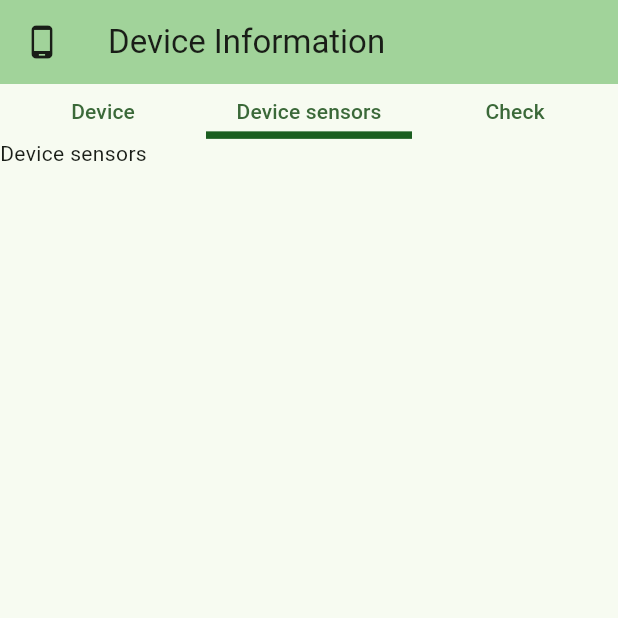
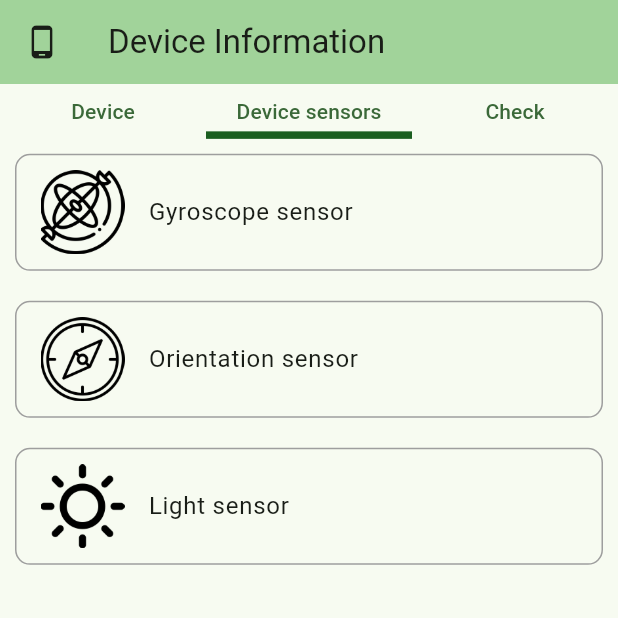
Before and after one commit to fong231/Device-Information, a Flutter app: the screen it shows after launch, swiped to page 2, on a phone screen of 412 x 824 dp, the top half of it. Run offline on Flutter 3.47's test engine with Material 3 defaults, Android fonts, the phone set to English and light mode, and no system bars; our stand-ins replace fl_chart; missing offline and left inert: gyroscope_sensor_plugin, light_sensor_plugin, orientation_sensor_plugin.

Commit message:
finished device sensor

```diff
--- /dev/null
+++ b/lib/device_sensor.dart
@@ -0,0 +1,79 @@
+import 'package:flutter/material.dart';
+
+import 'gyroscope.dart';
+import 'light.dart';
+import 'orientation.dart';
+
+class SensorsScreen extends StatelessWidget {
+  const SensorsScreen({super.key});
+
+  @override
+  Widget build(BuildContext context) {
+    return Column(
+      children: [
+        GestureDetector(
+          onTap: () {
+            Navigator.push(
+              context,
+              MaterialPageRoute(builder: (context) => const GyroscopeScreen()),
+            );
+          },
+          child: SensorWidget(
+            sensorName: "Gyroscope sensor",
+            sensorImage: Image.asset("assets/images/gyroscope.png"),
+          ),
+        ),
+        GestureDetector(
+          onTap: () {
+            Navigator.push(
+              context,
+              MaterialPageRoute(
+                builder: (context) => const OrientationScreen(),
+              ),
+            );
+          },
+          child: SensorWidget(
+            sensorName: "Orientation sensor",
+            sensorImage: Image.asset("assets/images/compass.png"),
+          ),
+        ),
+        GestureDetector(
+          onTap: () {
+            Navigator.push(
+              context,
+              MaterialPageRoute(builder: (context) => const LightScreen()),
+            );
+          },
+          child: SensorWidget(
+            sensorName: "Light sensor",
+            sensorImage: Image.asset("assets/images/sun.png"),
+          ),
+        ),
+      ],
+    );
+  }
+}
+
+class SensorWidget extends StatelessWidget {
+  const SensorWidget({
+    super.key,
+    required this.sensorName,
+    required this.sensorImage,
+  });
+
+  final String sensorName;
+  final Image sensorImage;
+
+  @override
+  Widget build(BuildContext context) {
+    return Container(
+      margin: EdgeInsets.all(10),
+      padding: EdgeInsets.symmetric(vertical: 10),
+      decoration: BoxDecoration(
+        border: Border.all(color: Colors.grey),
+        borderRadius: BorderRadius.circular(10),
+      ),
+      child: ListTile(leading: sensorImage, title: Text(sensorName)),
+    );
+  }
+}
--- a/lib/main.dart
+++ b/lib/main.dart
@@ -1,4 +1,6 @@
 import 'package:flutter/material.dart';
+
+import 'device_sensor.dart';
 
 void main() {
   runApp(const MyApp());
@@ -74,7 +76,7 @@ class _MyHomePageState extends State<MyHomePage> {
               children: [
                 // Import the plugin and decorate it in here
                 Text("Device Information"),
-                Text("Device sensors"),
+                SensorsScreen(),
                 Text("Check"),
               ],
             ),
@@ -104,21 +106,27 @@ class NavbarItem extends StatefulWidget {
 class _NavbarItemState extends State<NavbarItem> {
   @override
   Widget build(BuildContext context) {
-    return Container(
-      decoration: widget.selectedItems == widget.title
-          ? BoxDecoration(
-              border: BoxBorder.fromLTRB(
-                bottom: BorderSide(color: Colors.green.shade900, width: 5),
-              ),
-            )
-          : null,
-      child: TextButton(
-        onPressed: widget.onPressed,
-        style: TextButton.styleFrom(
-          shape: RoundedRectangleBorder(borderRadius: BorderRadius.zero),
+    return Stack(
+      alignment: Alignment.bottomCenter,
+      children: [
+        TextButton(
+          onPressed: widget.onPressed,
+          style: TextButton.styleFrom(
+            shape: const RoundedRectangleBorder(
+              borderRadius: BorderRadius.zero,
+            ),
+            minimumSize: Size(double.infinity, 0),
+          ),
+          child: Text(widget.title),
         ),
-        child: Text(widget.title),
-      ),
+        if (widget.title == widget.selectedItems)
+          Positioned(
+            bottom: 0,
+            left: 0,
+            right: 0,
+            child: Container(height: 5, color: Colors.green.shade900),
+          ),
+      ],
     );
   }
 }
```
Also changed, not shown: lib/chart.dart (added, +84 -0 lines), lib/gyroscope.dart (added, +146 -0 lines), lib/light.dart (added, +114 -0 lines), lib/orientation.dart (added, +161 -0 lines), lib/sensor_info.dart (added, +81 -0 lines), pubspec.yaml (+9 -3 lines), assets/images/compass.png (added), assets/images/gyroscope.png (added), assets/images/sun.png (added), pubspec.lock, 1 other file.
